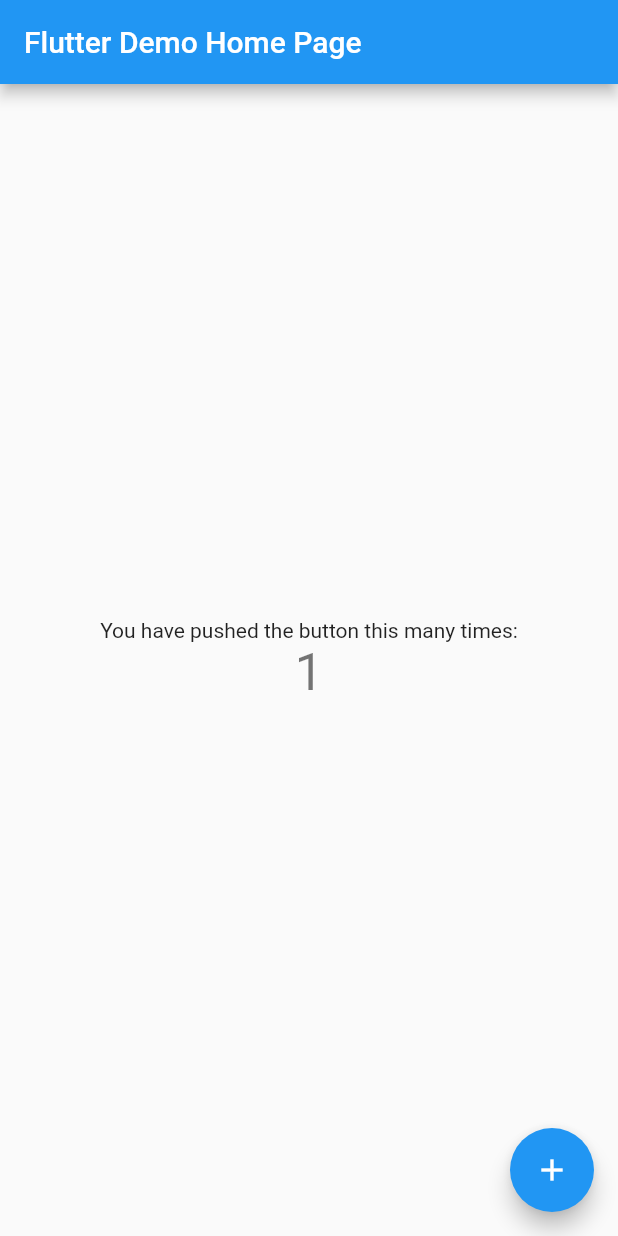
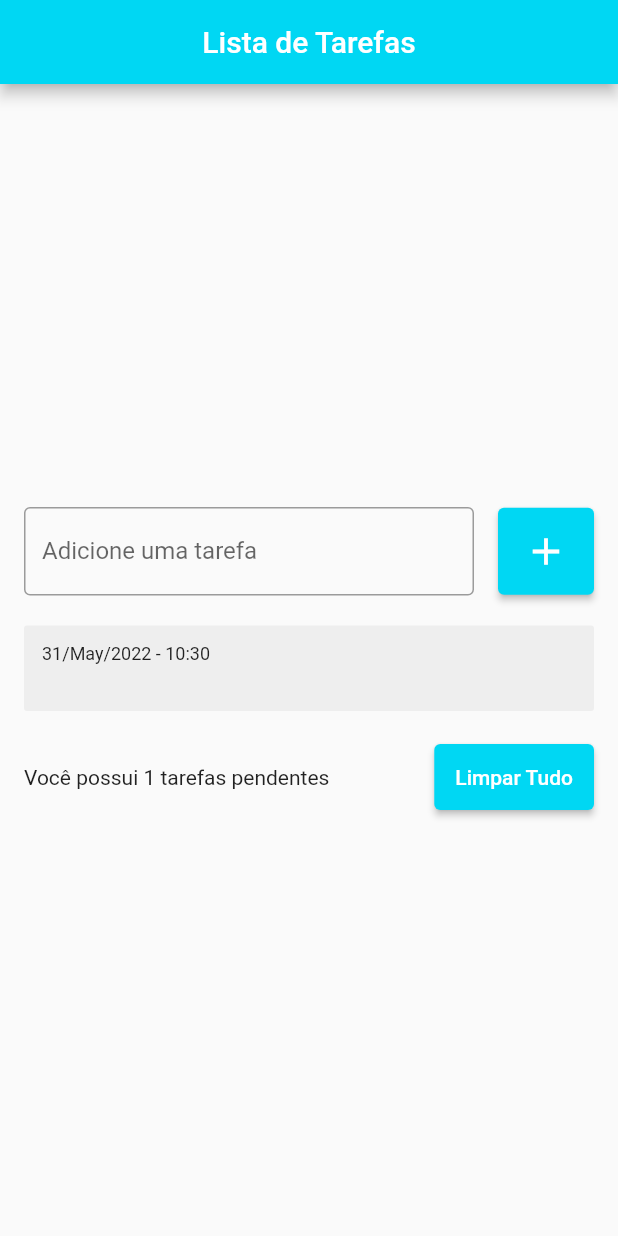
Before and after one commit to celso14/Flutter_App_ToDo_List, a Flutter app: the screen it shows after launch, after a tap on the "add" icon, on a phone screen of 412 x 824 dp. Run offline on Flutter 3.47's test engine with Material 2 defaults, Android fonts, the phone set to English and light mode, and no system bars; drawn by our look-alikes of flutter_slidable; our stand-ins replace shared_preferences.

Commit message:
Layout feito, botões de add e remove completos

```diff
--- a/flutter_app_todo_list/lib/main.dart
+++ b/flutter_app_todo_list/lib/main.dart
@@ -1,4 +1,5 @@
 import 'package:flutter/material.dart';
+import 'package:flutter_app_todo_list/pages/todo_list_page.dart';
 
 void main() {
   runApp(const MyApp());
@@ -7,109 +8,12 @@
 class MyApp extends StatelessWidget {
   const MyApp({Key? key}) : super(key: key);
 
-  // This widget is the root of your application.
   @override
   Widget build(BuildContext context) {
-    return MaterialApp(
-      title: 'Flutter Demo',
-      theme: ThemeData(
-        // This is the theme of your application.
-        //
-        // Try running your application with "flutter run". You'll see the
-        // application has a blue toolbar. Then, without quitting the app, try
-        // changing the primarySwatch below to Colors.green and then invoke
-        // "hot reload" (press "r" in the console where you ran "flutter run",
-        // or simply save your changes to "hot reload" in a Flutter IDE).
-        // Notice that the counter didn't reset back to zero; the application
-        // is not restarted.
-        primarySwatch: Colors.blue,
-      ),
-      home: const MyHomePage(title: 'Flutter Demo Home Page'),
+    return const MaterialApp(
+      title: 'Title',
+      debugShowCheckedModeBanner: false,
+      home: TodoListPage(),
     );
   }
 }
-
-class MyHomePage extends StatefulWidget {
-  const MyHomePage({Key? key, required this.title}) : super(key: key);
-
-  // This widget is the home page of your application. It is stateful, meaning
-  // that it has a State object (defined below) that contains fields that affect
-  // how it looks.
-
-  // This class is the configuration for the state. It holds the values (in this
-  // case the title) provided by the parent (in this case the App widget) and
-  // used by the build method of the State. Fields in a Widget subclass are
-  // always marked "final".
-
-  final String title;
-
-  @override
-  State<MyHomePage> createState() => _MyHomePageState();
-}
-
-class _MyHomePageState extends State<MyHomePage> {
-  int _counter = 0;
-
-  void _incrementCounter() {
-    setState(() {
-      // This call to setState tells the Flutter framework that something has
-      // changed in this State, which causes it to rerun the build method below
-      // so that the display can reflect the updated values. If we changed
-      // _counter without calling setState(), then the build method would not be
-      // called again, and so nothing would appear to happen.
-      _counter++;
-    });
-  }
-
-  @override
-  Widget build(BuildContext context) {
-    // This method is rerun every time setState is called, for instance as done
-    // by the _incrementCounter method above.
-    //
-    // The Flutter framework has been optimized to make rerunning build methods
-    // fast, so that you can just rebuild anything that needs updating rather
-    // than having to individually change instances of widgets.
-    return Scaffold(
-      appBar: AppBar(
-        // Here we take the value from the MyHomePage object that was created by
-        // the App.build method, and use it to set our appbar title.
-        title: Text(widget.title),
-      ),
-      body: Center(
-        // Center is a layout widget. It takes a single child and positions it
-        // in the middle of the parent.
-        child: Column(
-          // Column is also a layout widget. It takes a list of children and
-          // arranges them vertically. By default, it sizes itself to fit its
-          // children horizontally, and tries to be as tall as its parent.
-          //
-          // Invoke "debug painting" (press "p" in the console, choose the
-          // "Toggle Debug Paint" action from the Flutter Inspector in Android
-          // Studio, or the "Toggle Debug Paint" command in Visual Studio Code)
-          // to see the wireframe for each widget.
-          //
-          // Column has various properties to control how it sizes itself and
-          // how it positions its children. Here we use mainAxisAlignment to
-          // center the children vertically; the main axis here is the vertical
-          // axis because Columns are vertical (the cross axis would be
-          // horizontal).
-          mainAxisAlignment: MainAxisAlignment.center,
-          children: <Widget>[
-            const Text(
-              'You have pushed the button this many times:',
-            ),
-            Text(
-              '$_counter',
-              style: Theme.of(context).textTheme.headline4,
-            ),
-          ],
-        ),
-      ),
-      floatingActionButton: FloatingActionButton(
-        onPressed: _incrementCounter,
-        tooltip: 'Increment',
-        child: const Icon(Icons.add),
-      ), // This trailing comma makes auto-formatting nicer for build methods.
-    );
-  }
-}
--- /dev/null
+++ b/flutter_app_todo_list/lib/models/todo.dart
@@ -0,0 +1,6 @@
+class Todo {
+  Todo({required this.title, required this.datetime});
+
+  String title;
+  DateTime datetime;
+}
--- /dev/null
+++ b/flutter_app_todo_list/lib/pages/todo_list_page.dart
@@ -0,0 +1,179 @@
+import 'package:flutter/material.dart';
+import 'package:flutter_app_todo_list/models/todo.dart';
+import 'package:flutter_app_todo_list/widgets/todo_list_item.dart';
+
+class TodoListPage extends StatefulWidget {
+  const TodoListPage({Key? key}) : super(key: key);
+
+  @override
+  State<TodoListPage> createState() => _TodoListPageState();
+}
+
+class _TodoListPageState extends State<TodoListPage> {
+  final TextEditingController todoController = TextEditingController();
+
+  List<Todo> todos = [];
+
+  Todo? deletedTodo;
+  int? deletedTodoPost;
+
+  @override
+  Widget build(BuildContext context) {
+    return SafeArea(
+      child: Scaffold(
+        appBar: AppBar(
+          centerTitle: true,
+          title: const Text('Lista de Tarefas'),
+          backgroundColor: const Color(0xff00d7f3),
+        ),
+        body: Center(
+          child: Padding(
+            padding: const EdgeInsets.all(16),
+            child: Column(
+              mainAxisSize: MainAxisSize.min,
+              children: [
+                Row(
+                  children: [
+                    Expanded(
+                      child: TextField(
+                        controller: todoController,
+                        decoration: const InputDecoration(
+                            border: OutlineInputBorder(),
+                            labelText: 'Adicione uma tarefa',
+                            hintText: 'Ex.: Estudar Flutter'),
+                      ),
+                    ),
+                    const SizedBox(
+                      width: 16,
+                    ),
+                    ElevatedButton(
+                      onPressed: () {
+                        String text = todoController.text;
+                        setState(() {
+                          Todo newTodo = Todo(
+                            title: text,
+                            datetime: DateTime.now(),
+                          );
+                          todos.add(newTodo);
+                        });
+                        todoController.clear();
+                      },
+                      style: ElevatedButton.styleFrom(
+                        primary: const Color(0xff00d7f3),
+                        padding: const EdgeInsets.all(14),
+                      ),
+                      child: const Icon(
+                        Icons.add,
+                        size: 30,
+                      ),
+                    ),
+                  ],
+                ),
+                const SizedBox(
+                  height: 16.0,
+                ),
+                Flexible(
+                  child: ListView(
+                    shrinkWrap: true,
+                    children: [
+                      for (Todo todo in todos)
+                        TodoListItem(
+                          todo: todo,
+                          onDelete: onDelete,
+                        ),
+                    ],
+                  ),
+                ),
+                const SizedBox(
+                  height: 16.0,
+                ),
+                Row(
+                  children: [
+                    Expanded(
+                        child: Text(
+                            'Você possui ${todos.length} tarefas pendentes')),
+                    const SizedBox(
+                      width: 8,
+                    ),
+                    ElevatedButton(
+                      onPressed: showDeleteTodosConfirmationDialog,
+                      style: ElevatedButton.styleFrom(
+                        primary: const Color(0xff00d7f3),
+                        padding: const EdgeInsets.all(14),
+                      ),
+                      child: const Text('Limpar Tudo'),
+                    ),
+                  ],
+                ),
+              ],
+            ),
+          ),
+        ),
+      ),
+    );
+  }
+
+  void showDeleteTodosConfirmationDialog() {
+    showDialog(
+      context: context,
+      builder: (context) => AlertDialog(
+        title: const Text('Limpar tudo?'),
+        content:
+            const Text('Você tem certeza que deseja apagar todas as tarefas?'),
+        actions: [
+          TextButton(
+            onPressed: () {
+              Navigator.of(context).pop();
+            },
+            child: const Text('Cancelar'),
+            style: TextButton.styleFrom(primary: const Color(0xff00d7f3)),
+          ),
+          TextButton(
+            onPressed: () {
+              Navigator.of(context).pop();
+              deleteAllTodos();
+            },
+            child: const Text('Limpar Tudo'),
+            style: TextButton.styleFrom(primary: Colors.red),
+          ),
+        ],
+      ),
+    );
+  }
+
+  void deleteAllTodos() {
+    setState(() {
+      todos.clear();
+    });
+  }
+
+  void onDelete(Todo todo) {
+    deletedTodo = todo;
+    deletedTodoPost = todos.indexOf(todo);
+
+    setState(() {
+      todos.remove(todo);
+    });
+
+    ScaffoldMessenger.of(context).clearSnackBars();
+    ScaffoldMessenger.of(context).showSnackBar(
+      SnackBar(
+        content: Text(
+          'Tarefa ${todo.title} foi removida com sucesso!',
+          style: const TextStyle(color: Colors.white),
+        ),
+        backgroundColor: const Color(0xff00d7f3),
+        action: SnackBarAction(
+          label: 'Desfazer',
+          textColor: Colors.white,
+          onPressed: () {
+            setState(() {
+              todos.insert(deletedTodoPost!, deletedTodo!);
+            });
+          },
+        ),
+        duration: const Duration(seconds: 5),
+      ),
+    );
+  }
+}
--- /dev/null
+++ b/flutter_app_todo_list/lib/repositories/todo_repository.dart
@@ -0,0 +1,14 @@
+import 'package:shared_preferences/shared_preferences.dart';
+
+class TodoRepository {
+  TodoRepository() {
+    SharedPreferences.getInstance().then((value) => sharedPreferences = value);
+  }
+
+  late SharedPreferences sharedPreferences;
+
+  void ex() {
+    sharedPreferences.setString('nome', 'celso');
+    sharedPreferences.getString('nome');
+  }
+}
--- /dev/null
+++ b/flutter_app_todo_list/lib/widgets/todo_list_item.dart
@@ -0,0 +1,63 @@
+import 'package:flutter/material.dart';
+import 'package:flutter_app_todo_list/models/todo.dart';
+import 'package:flutter_slidable/flutter_slidable.dart';
+import 'package:intl/intl.dart';
+
+class TodoListItem extends StatelessWidget {
+  const TodoListItem({Key? key, required this.todo, required this.onDelete})
+      : super(key: key);
+
+  final Todo todo;
+  final Function(Todo) onDelete;
+
+  @override
+  Widget build(BuildContext context) {
+    return Padding(
+      padding: const EdgeInsets.symmetric(vertical: 4),
+      child: Slidable(
+        endActionPane: ActionPane(
+          motion: const BehindMotion(),
+          extentRatio: 0.30,
+          children: [
+            SlidableAction(
+              onPressed: (context) {
+                onDelete(todo);
+              },
+              backgroundColor: const Color(0xFFFE4A49),
+              foregroundColor: Colors.white,
+              icon: Icons.delete,
+              label: 'Deletar',
+            ),
+          ],
+        ),
+        child: Container(
+          decoration: BoxDecoration(
+            borderRadius: BorderRadius.circular(2),
+            color: Colors.grey[200],
+          ),
+          child: Padding(
+            padding: const EdgeInsets.all(12.0),
+            child: Column(
+              crossAxisAlignment: CrossAxisAlignment.stretch,
+              children: [
+                Text(
+                  DateFormat('dd/MMM/yyyy - HH:mm').format(todo.datetime),
+                  style: const TextStyle(
+                    fontSize: 12,
+                  ),
+                ),
+                Text(
+                  todo.title,
+                  style: const TextStyle(
+                    fontSize: 16,
+                    fontWeight: FontWeight.bold,
+                  ),
+                ),
+              ],
+            ),
+          ),
+        ),
+      ),
+    );
+  }
+}
--- a/flutter_app_todo_list/pubspec.yaml
+++ b/flutter_app_todo_list/pubspec.yaml
@@ -34,6 +34,9 @@
   # The following adds the Cupertino Icons font to your application.
   # Use with the CupertinoIcons class for iOS style icons.
   cupertino_icons: ^1.0.2
+  intl:
+  flutter_slidable: ^1.2.1
+  shared_preferences: ^2.0.15
 
 dev_dependencies:
   flutter_test:
```
Also changed, not shown: flutter_app_todo_list/pubspec.lock.
